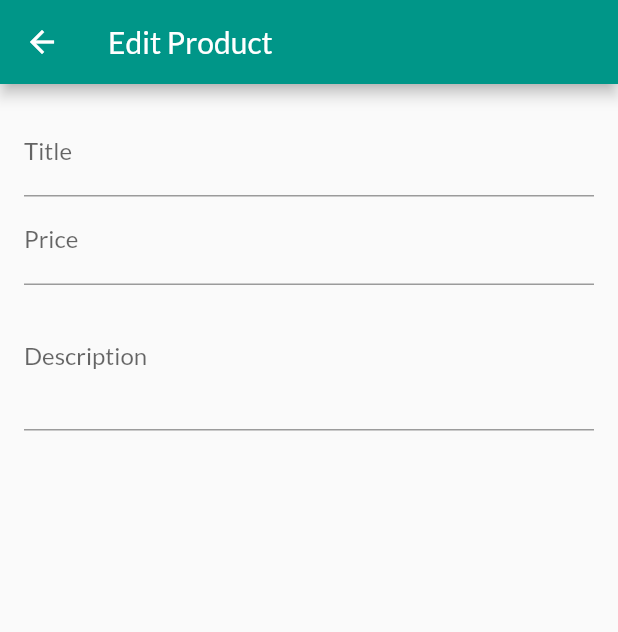
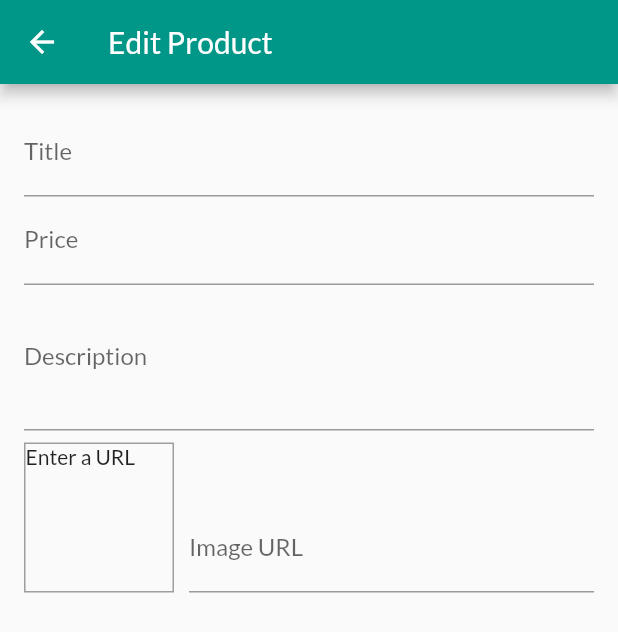
Before and after one commit to shubhamkarande13/shopEZ, a Flutter app: the EditProductScreen screen opened by its route, on a phone screen of 412 x 824 dp. Shown: the top 632 px of the screen. Run offline on Flutter 3.47's test engine with Material 2 defaults, Android fonts, the phone set to English and light mode, and no system bars; network calls fail.

Commit message:
add image input and image preview

```diff
--- a/lib/screens/cart_screen.dart
+++ b/lib/screens/cart_screen.dart
@@ -33,7 +33,7 @@ class CartScreen extends StatelessWidget {
                     label: Text(
                       '\$${cart.totalAmount.toStringAsFixed(2)}',
                       style: TextStyle(
-                        color: Theme.of(context).primaryTextTheme.title.color,
+                        color: Theme.of(context).primaryTextTheme.headline6.color,
                       ),
                     ),
                     backgroundColor: Theme.of(context).primaryColor,
--- a/lib/screens/edit_screen_product.dart
+++ b/lib/screens/edit_screen_product.dart
@@ -10,11 +10,29 @@ class EditProductScreen extends StatefulWidget {
 class _EditProductScreenState extends State<EditProductScreen> {
   final _priceFocusNode = FocusNode();
   final _descriptionFocusNode = FocusNode();
+  final _imageUrlController = TextEditingController();
+  final _imageUrlFocusNode = FocusNode();
+
+  @override
+  void initState() {
+    _imageUrlFocusNode.addListener(_updateImageUrl);
+    super.initState();
+  }
+
+  void _updateImageUrl() {
+    if(!_imageUrlFocusNode.hasFocus){
+      setState(() {
+
+      });
+    }
+  }
 
   @override
   void dispose() {
+    _imageUrlFocusNode.removeListener(_updateImageUrl);
     _descriptionFocusNode.dispose();
     _priceFocusNode.dispose();
+    _imageUrlFocusNode.dispose();
     super.dispose();
   }
 
@@ -51,6 +69,39 @@ class _EditProductScreenState extends State<EditProductScreen> {
                 keyboardType: TextInputType.multiline,
                 focusNode: _descriptionFocusNode,
               ),
+              Row(
+                crossAxisAlignment: CrossAxisAlignment.end,
+                children: <Widget>[
+                  Container(
+                    width: 100,
+                    height: 100,
+                    margin: EdgeInsets.only(top: 8, right: 10),
+                    decoration: BoxDecoration(
+                      border: Border.all(
+                        width: 1,
+                        color: Colors.grey,
+                      ),
+                    ),
+                    child: _imageUrlController.text.isEmpty
+                        ? Text('Enter a URL')
+                        : FittedBox(
+                            child: Image.network(
+                              _imageUrlController.text,
+                              fit: BoxFit.cover,
+                            ),
+                          ),
+                  ),
+                  Expanded(
+                    child: TextFormField(
+                      decoration: InputDecoration(labelText: 'Image URL'),
+                      keyboardType: TextInputType.url,
+                      textInputAction: TextInputAction.done,
+                      controller: _imageUrlController,
+                      focusNode: _imageUrlFocusNode,
+                    ),
+                  ),
+                ],
+              )
             ],
           ),
         ),
```
